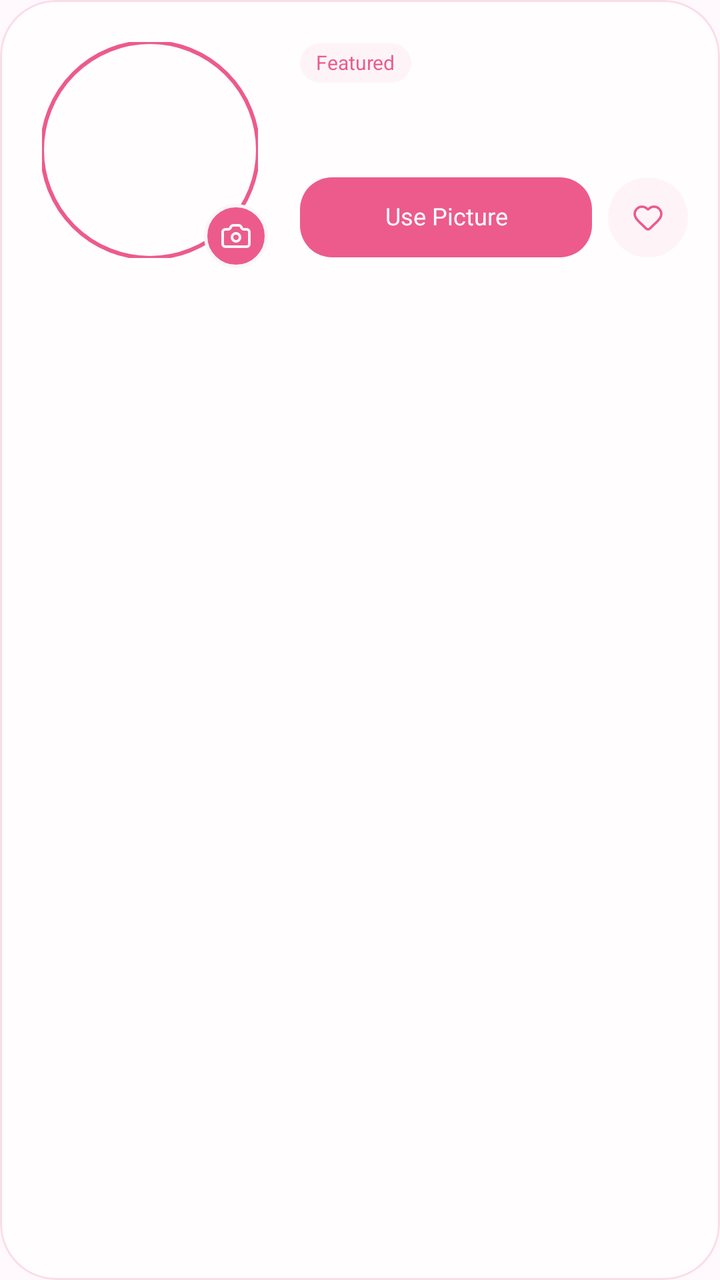
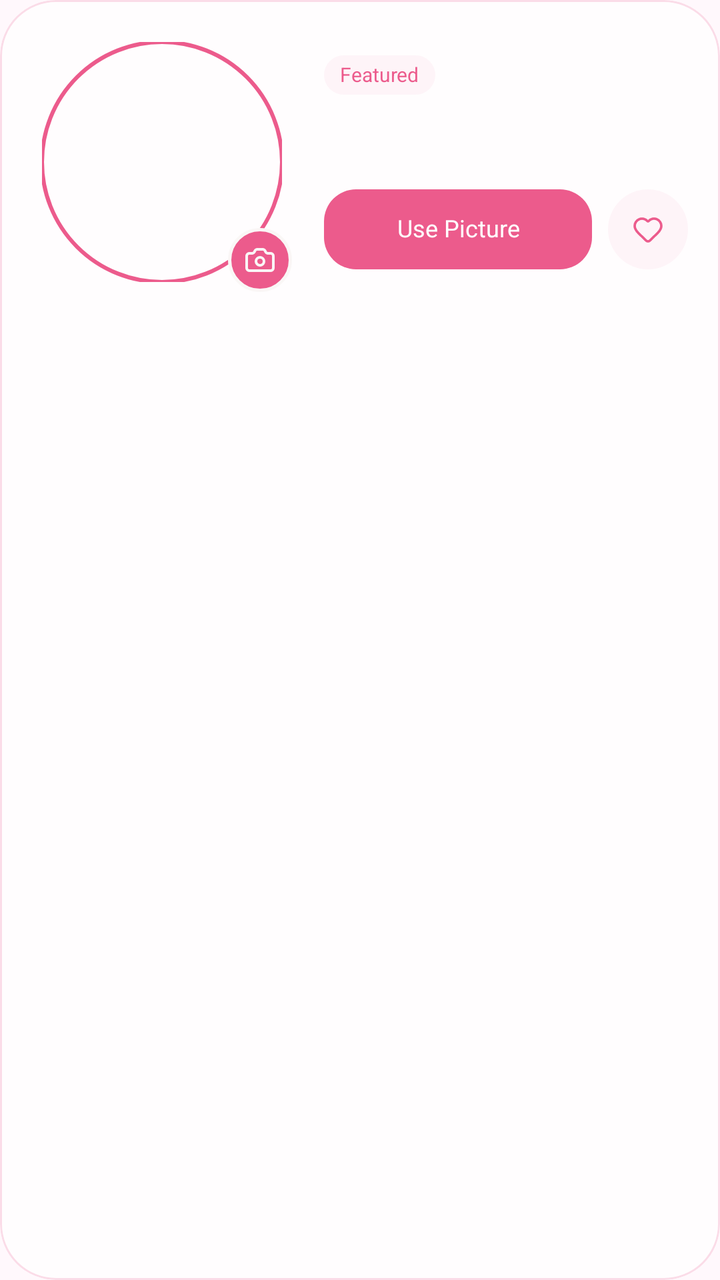

Compare the two renders of this Android layout. The source of the first and the diff that turns it into the second are given below.
<!-- AndroidManifest.xml: application theme Theme.CuteWallpaper -->
<!-- res/layout/item_profile_featured.xml -->
<?xml version="1.0" encoding="utf-8"?>
<com.google.android.material.card.MaterialCardView xmlns:android="http://schemas.android.com/apk/res/android"
    xmlns:app="http://schemas.android.com/apk/res-auto"
    android:layout_width="match_parent"
    android:layout_height="wrap_content"
    app:cardBackgroundColor="@color/alpha_light_80"
    app:cardCornerRadius="28dp"
    app:cardElevation="0dp"
    app:strokeColor="@color/primary_100"
    app:strokeWidth="1dp">

    <androidx.constraintlayout.widget.ConstraintLayout
        android:layout_width="match_parent"
        android:layout_height="wrap_content"
        android:padding="16dp">

        <FrameLayout
            android:id="@+id/avatarContainer"
            android:layout_width="0dp"
            android:layout_height="0dp"
            app:layout_constraintBottom_toBottomOf="parent"
            app:layout_constraintDimensionRatio="H,1:1"
            app:layout_constraintStart_toStartOf="parent"
            app:layout_constraintTop_toTopOf="parent"
            app:layout_constraintWidth_percent="0.36">

            <com.google.android.material.imageview.ShapeableImageView
                android:id="@+id/artwork"
                android:layout_width="match_parent"
                android:layout_height="match_parent"
                android:layout_margin="5dp"
                android:scaleType="centerCrop"
                app:shapeAppearanceOverlay="@style/ShapeAppearanceOverlay.CollectionIcon"
                app:strokeColor="@color/primary_500"
                app:strokeWidth="2dp" />

            <ImageView
                android:layout_width="32dp"
                android:layout_height="32dp"
                android:layout_gravity="bottom|end"
                android:background="@drawable/profile_feed_camera_badge"
                android:importantForAccessibility="no"
                android:padding="8dp"
                android:src="@drawable/ic_camera" />
        </FrameLayout>

        <LinearLayout
            android:layout_width="0dp"
            android:layout_height="wrap_content"
            android:layout_marginStart="16dp"
            android:orientation="vertical"
            app:layout_constraintBottom_toBottomOf="parent"
            app:layout_constraintEnd_toEndOf="parent"
            app:layout_constraintStart_toEndOf="@id/avatarContainer"
            app:layout_constraintTop_toTopOf="parent">

            <TextView
                android:id="@+id/featuredBadge"
                style="@style/Label10B"
                android:layout_width="wrap_content"
                android:layout_height="wrap_content"
                android:background="@drawable/profile_feed_badge"
                android:drawablePadding="4dp"
                android:paddingHorizontal="8dp"
                android:paddingVertical="4dp"
                android:text="@string/profile_featured"
                android:textColor="@color/primary_500" />

            <TextView
                android:id="@+id/title"
                style="@style/Body14B"
                android:layout_width="match_parent"
                android:layout_height="wrap_content"
                android:layout_marginTop="8dp"
                android:ellipsize="end"
                android:maxLines="2"
                android:textColor="@color/tertiary_900" />

            <TextView
                android:id="@+id/tags"
                style="@style/Label11R"
                android:layout_width="match_parent"
                android:layout_height="wrap_content"
                android:layout_marginTop="2dp"
                android:ellipsize="end"
                android:maxLines="2"
                android:textColor="@color/tertiary_500" />

            <LinearLayout
                android:layout_width="match_parent"
                android:layout_height="wrap_content"
                android:layout_marginTop="8dp"
                android:gravity="center_vertical"
                android:orientation="horizontal">

                <TextView
                    android:id="@+id/useButton"
                    style="@style/Label12B"
                    android:layout_width="0dp"
                    android:layout_height="40dp"
                    android:layout_weight="1"
                    android:background="@drawable/profile_feed_use_button"
                    android:drawablePadding="6dp"
                    android:gravity="center"
                    android:paddingHorizontal="8dp"
                    android:text="@string/profile_use_picture"
                    android:textColor="@color/white" />

                <ImageView
                    android:id="@+id/favoriteButton"
                    android:layout_width="40dp"
                    android:layout_height="40dp"
                    android:layout_marginStart="8dp"
                    android:background="@drawable/profile_feed_badge"
                    android:padding="12dp"
                    android:src="@drawable/ic_favorite" />
            </LinearLayout>
        </LinearLayout>
    </androidx.constraintlayout.widget.ConstraintLayout>
</com.google.android.material.card.MaterialCardView>
<!-- resources referenced by this layout -->
<resources>
  <color name="alpha_light_80">#CCFFFFFF</color>
  <color name="primary_100">#FBDCE8</color>
  <color name="primary_500">#EC5B8C</color>
  <color name="tertiary_500">#98766A</color>
  <color name="tertiary_900">#3D2D2A</color>
  <color name="white">#FFFFFF</color>
  <!-- drawable ic_favorite (drawable) -->
  <selector xmlns:android="http://schemas.android.com/apk/res/android">
      <item android:state_selected="true" android:drawable="@drawable/ic_heart_filled" />
      <item android:drawable="@drawable/ic_heart_outline" />
  </selector>
  <!-- drawable profile_feed_badge (drawable) -->
  <shape xmlns:android="http://schemas.android.com/apk/res/android">
      <solid android:color="@color/alpha_primary_05" />
      <corners android:radius="100dp" />
  </shape>
  <!-- drawable profile_feed_camera_badge (drawable) -->
  <shape xmlns:android="http://schemas.android.com/apk/res/android" android:shape="oval"><solid android:color="@color/primary_500" /><stroke android:width="1.5dp" android:color="@color/tertiary_50" /></shape>
  <!-- drawable profile_feed_use_button (drawable) -->
  <shape xmlns:android="http://schemas.android.com/apk/res/android"><solid android:color="@color/primary_500" /><corners android:radius="16dp" /></shape>
  <string name="profile_featured">Featured</string>
  <string name="profile_use_picture">Use Picture</string>
  <style name="Body14B" parent="@style/TypographyBase">
          <item name="android:textSize">14sp</item>
          <item name="fontFamily">@font/poppins_bold</item>
      </style>
  <style name="Label10B" parent="@style/TypographyBase">
          <item name="android:textSize">10sp</item>
          <item name="fontFamily">@font/poppins_bold</item>
      </style>
  <style name="Label11R" parent="@style/TypographyBase">
          <item name="android:textSize">11sp</item>
          <item name="fontFamily">@font/poppins_regular</item>
      </style>
  <style name="Label12B" parent="@style/TypographyBase">
          <item name="android:textSize">12sp</item>
          <item name="fontFamily">@font/poppins_bold</item>
      </style>
  <style name="ShapeAppearanceOverlay.CollectionIcon" parent="">
          <item name="cornerFamily">rounded</item>
          <item name="cornerSize">50%</item>
      </style>
  <style name="Theme.CuteWallpaper" parent="Theme.MaterialComponents.DayNight.NoActionBar">
          <item name="colorPrimary">@color/primary</item>
          <item name="colorPrimaryVariant">@color/primary_dark</item>
          <item name="colorOnPrimary">@color/on_primary</item>
          <item name="colorSecondary">@color/primary</item>
          <item name="colorOnSecondary">@color/on_primary</item>
          <item name="android:windowBackground">@color/background</item>
      </style>
  <color name="alpha_primary_05">#0DEC5B8C</color>
  <color name="tertiary_50">#FAF7F6</color>
  <style name="TypographyBase">
          <item name="fontFamily">@font/poppins_regular</item>
          <item name="android:includeFontPadding">false</item>
      </style>
  <color name="primary">#F72B85</color>
  <color name="primary_dark">#D81B70</color>
  <color name="on_primary">#FFFFFF</color>
  <color name="background">#FFF8FC</color>
  <!-- unchanged entries left out for length: 3 -->
</resources>

<!-- the commit's change to res/layout/item_profile_featured.xml (unified diff, before → after) -->
@@ -16,13 +16,11 @@
 
         <FrameLayout
             android:id="@+id/avatarContainer"
-            android:layout_width="0dp"
-            android:layout_height="0dp"
+            android:layout_width="130dp"
+            android:layout_height="130dp"
             app:layout_constraintBottom_toBottomOf="parent"
-            app:layout_constraintDimensionRatio="H,1:1"
             app:layout_constraintStart_toStartOf="parent"
-            app:layout_constraintTop_toTopOf="parent"
-            app:layout_constraintWidth_percent="0.36">
+            app:layout_constraintTop_toTopOf="parent">
 
             <com.google.android.material.imageview.ShapeableImageView
                 android:id="@+id/artwork"
